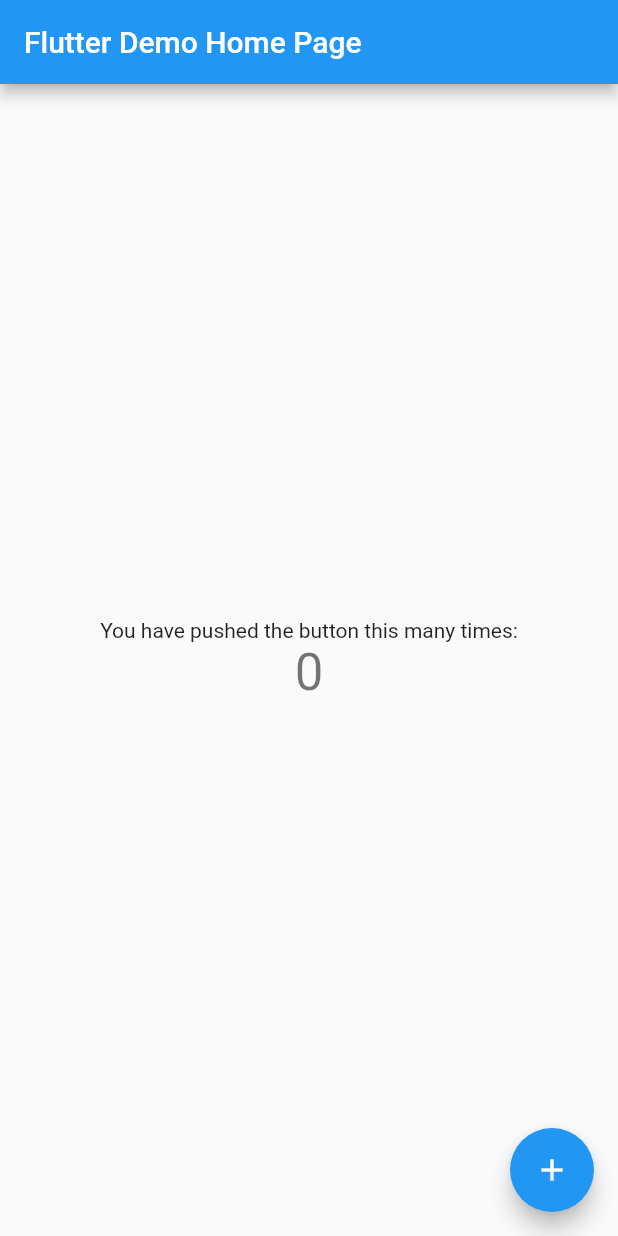
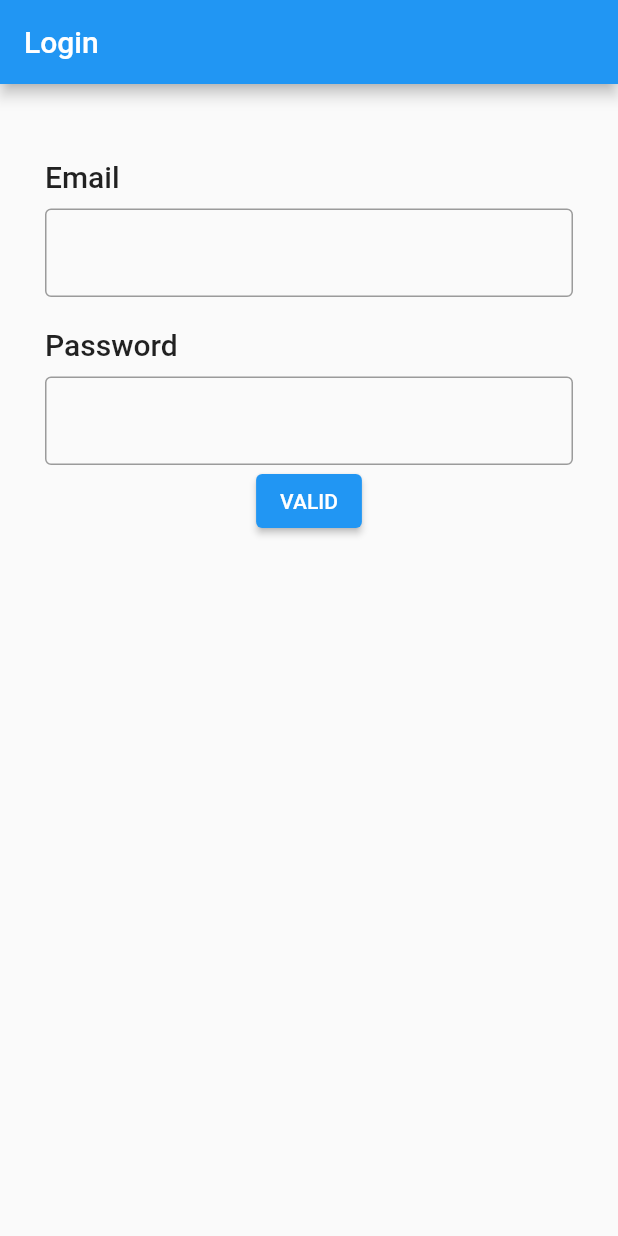
Before and after one commit to LeoPaulJulie/open-weather-map, a Flutter app: the screen it shows after launch, on a phone screen of 412 x 824 dp. Run offline on Flutter 3.47's test engine with Material 2 defaults, Android fonts, the phone set to English and light mode, and no system bars; our stand-ins replace freezed_annotation, get_it, injectable.

Commit message:
[LoginPage]
creating page, design

```diff
--- /dev/null
+++ b/lib/core/model/login_model.dart
@@ -0,0 +1,15 @@
+import 'package:freezed_annotation/freezed_annotation.dart';
+
+part 'login_model.freezed.dart';
+part 'login_model.g.dart';
+
+@freezed
+class LoginModel with _$LoginModel {
+  const factory LoginModel({
+    @JsonKey(name: 'first_name') String? firstName,
+    @JsonKey(name: 'last_name') String? lastName,
+  }) = _LoginModel;
+
+  factory LoginModel.fromJson(Map<String, dynamic> json) =>
+      _$LoginModelFromJson(json);
+}
--- /dev/null
+++ b/lib/data/service/login_service.dart
@@ -0,0 +1,23 @@
+import 'package:injectable/injectable.dart';
+import 'package:open_weather_map/core/model/login_model.dart';
+
+abstract class ILoginService {
+  Future<LoginModel> login(String login, String password);
+}
+
+@Singleton(as: ILoginService)
+class LoginService implements ILoginService {
+  @override
+  Future<LoginModel> login(String login, String password) {
+    throw UnimplementedError();
+  }
+}
+
+@Named('mock')
+@Singleton(as: ILoginService)
+class MockLoginService implements ILoginService {
+  @override
+  Future<LoginModel> login(String login, String password) {
+    return Future.value(const LoginModel(firstName: "John", lastName: "Doe"));
+  }
+}
--- /dev/null
+++ b/lib/injectable.dart
@@ -0,0 +1,8 @@
+import 'package:get_it/get_it.dart';
+import 'package:injectable/injectable.dart';
+import 'package:open_weather_map/injectable.config.dart';
+
+final GetIt getIt = GetIt.instance;
+
+@injectableInit
+void configure() => $initGetIt(getIt);
--- a/lib/main.dart
+++ b/lib/main.dart
@@ -1,115 +1,18 @@
+import 'dart:async';
+
 import 'package:flutter/material.dart';
+import 'package:open_weather_map/common/handler.dart';
+import 'package:open_weather_map/injectable.dart';
+import 'package:open_weather_map/open_weather_map.dart';
 
 void main() {
-  runApp(const MyApp());
+  runZonedGuarded(() async {
+    configure();
+
+    runApp(
+      const OpenWeatherMap(),
+    );
+  }, (error, stackTrace) {
+    globalErrorHandler('runZonedGuarded: Caught error in my root zone.');
+  });
 }
-
-class MyApp extends StatelessWidget {
-  const MyApp({Key? key}) : super(key: key);
-
-  // This widget is the root of your application.
-  @override
-  Widget build(BuildContext context) {
-    return MaterialApp(
-      title: 'Flutter Demo',
-      theme: ThemeData(
-        // This is the theme of your application.
-        //
-        // Try running your application with "flutter run". You'll see the
-        // application has a blue toolbar. Then, without quitting the app, try
-        // changing the primarySwatch below to Colors.green and then invoke
-        // "hot reload" (press "r" in the console where you ran "flutter run",
-        // or simply save your changes to "hot reload" in a Flutter IDE).
-        // Notice that the counter didn't reset back to zero; the application
-        // is not restarted.
-        primarySwatch: Colors.blue,
-      ),
-      home: const MyHomePage(title: 'Flutter Demo Home Page'),
-    );
-  }
-}
-
-class MyHomePage extends StatefulWidget {
-  const MyHomePage({Key? key, required this.title}) : super(key: key);
-
-  // This widget is the home page of your application. It is stateful, meaning
-  // that it has a State object (defined below) that contains fields that affect
-  // how it looks.
-
-  // This class is the configuration for the state. It holds the values (in this
-  // case the title) provided by the parent (in this case the App widget) and
-  // used by the build method of the State. Fields in a Widget subclass are
-  // always marked "final".
-
-  final String title;
-
-  @override
-  State<MyHomePage> createState() => _MyHomePageState();
-}
-
-class _MyHomePageState extends State<MyHomePage> {
-  int _counter = 0;
-
-  void _incrementCounter() {
-    setState(() {
-      // This call to setState tells the Flutter framework that something has
-      // changed in this State, which causes it to rerun the build method below
-      // so that the display can reflect the updated values. If we changed
-      // _counter without calling setState(), then the build method would not be
-      // called again, and so nothing would appear to happen.
-      _counter++;
-    });
-  }
-
-  @override
-  Widget build(BuildContext context) {
-    // This method is rerun every time setState is called, for instance as done
-    // by the _incrementCounter method above.
-    //
-    // The Flutter framework has been optimized to make rerunning build methods
-    // fast, so that you can just rebuild anything that needs updating rather
-    // than having to individually change instances of widgets.
-    return Scaffold(
-      appBar: AppBar(
-        // Here we take the value from the MyHomePage object that was created by
-        // the App.build method, and use it to set our appbar title.
-        title: Text(widget.title),
-      ),
-      body: Center(
-        // Center is a layout widget. It takes a single child and positions it
-        // in the middle of the parent.
-        child: Column(
-          // Column is also a layout widget. It takes a list of children and
-          // arranges them vertically. By default, it sizes itself to fit its
-          // children horizontally, and tries to be as tall as its parent.
-          //
-          // Invoke "debug painting" (press "p" in the console, choose the
-          // "Toggle Debug Paint" action from the Flutter Inspector in Android
-          // Studio, or the "Toggle Debug Paint" command in Visual Studio Code)
-          // to see the wireframe for each widget.
-          //
-          // Column has various properties to control how it sizes itself and
-          // how it positions its children. Here we use mainAxisAlignment to
-          // center the children vertically; the main axis here is the vertical
-          // axis because Columns are vertical (the cross axis would be
-          // horizontal).
-          mainAxisAlignment: MainAxisAlignment.center,
-          children: <Widget>[
-            const Text(
-              'You have pushed the button this many times:',
-            ),
-            Text(
-              '$_counter',
-              style: Theme.of(context).textTheme.headline4,
-            ),
-          ],
-        ),
-      ),
-      floatingActionButton: FloatingActionButton(
-        onPressed: _incrementCounter,
-        tooltip: 'Increment',
-        child: const Icon(Icons.add),
-      ), // This trailing comma makes auto-formatting nicer for build methods.
-    );
-  }
-}
--- /dev/null
+++ b/lib/open_weather_map.dart
@@ -0,0 +1,23 @@
+import 'package:flutter/material.dart';
+import 'package:open_weather_map/data/service/login_service.dart';
+import 'package:open_weather_map/injectable.dart';
+import 'package:open_weather_map/view/page/login_page.dart';
+import 'package:provider/provider.dart';
+
+class OpenWeatherMap extends StatelessWidget {
+  const OpenWeatherMap({Key? key}) : super(key: key);
+
+  @override
+  Widget build(BuildContext context) {
+    return MaterialApp(
+      title: 'Open Weather Map',
+      theme: ThemeData(
+        primarySwatch: Colors.blue,
+      ),
+      home: Provider(
+        create: (context) => getIt<ILoginService>(instanceName: "mock"),
+        child: const LoginPage(),
+      ),
+    );
+  }
+}
--- /dev/null
+++ b/lib/view/common/custom_text_field.dart
@@ -0,0 +1,37 @@
+import 'package:flutter/material.dart';
+import 'package:open_weather_map/view/common/extensions.dart';
+
+class CustomTextField extends StatelessWidget {
+  const CustomTextField(
+    this.label, {
+    Key? key,
+  }) : super(key: key);
+
+  final String label;
+
+  @override
+  Widget build(BuildContext context) {
+    return Container(
+      margin: 30.0.left + 30.0.right,
+      child: Column(
+        mainAxisAlignment: MainAxisAlignment.start,
+        crossAxisAlignment: CrossAxisAlignment.start,
+        children: [
+          Text(
+            label,
+            textAlign: TextAlign.left,
+            style: Theme.of(context).textTheme.headline6,
+          ),
+          const SizedBox(
+            height: 10,
+          ),
+          const TextField(
+            decoration: InputDecoration(
+              border: OutlineInputBorder(),
+            ),
+          ),
+        ],
+      ),
+    );
+  }
+}
--- /dev/null
+++ b/lib/view/page/login_page.dart
@@ -0,0 +1,50 @@
+import 'package:flutter/material.dart';
+import 'package:open_weather_map/common/handler.dart';
+import 'package:open_weather_map/data/service/login_service.dart';
+import 'package:open_weather_map/view/common/custom_text_field.dart';
+import 'package:provider/provider.dart';
+
+class LoginPage extends StatefulWidget {
+  const LoginPage({Key? key}) : super(key: key);
+
+  final String title = "Login";
+
+  @override
+  State<LoginPage> createState() => _LoginPageState();
+}
+
+class _LoginPageState extends State<LoginPage> {
+  @override
+  Widget build(BuildContext context) {
+    return Scaffold(
+      appBar: AppBar(
+        title: Text(widget.title),
+      ),
+      body: Center(
+        child: Column(
+          mainAxisAlignment: MainAxisAlignment.start,
+          children: <Widget>[
+            const SizedBox(
+              height: 50,
+            ),
+            const CustomTextField("Email"),
+            const SizedBox(
+              height: 20,
+            ),
+            const CustomTextField("Password"),
+            ElevatedButton(
+              onPressed: onClickButton,
+              child: const Text('VALID'),
+            ),
+          ],
+        ),
+      ),
+    );
+  }
+
+  Future onClickButton() async {
+    final loginService = context.read<ILoginService>();
+    final user = await loginService.login("login", "password");
+    handlePrint(user);
+  }
+}
```
Also changed, not shown: lib/common/handler.dart (added, +14 -0 lines), lib/view/common/extensions.dart (added, +11 -0 lines), lib/view/page/home_page.dart (added, +48 -0 lines), pubspec.yaml (+14 -3 lines), lib/core/model/login_model.freezed.dart (added), lib/core/model/login_model.g.dart (added), lib/injectable.config.dart (added), pubspec.lock, 1 other file.
